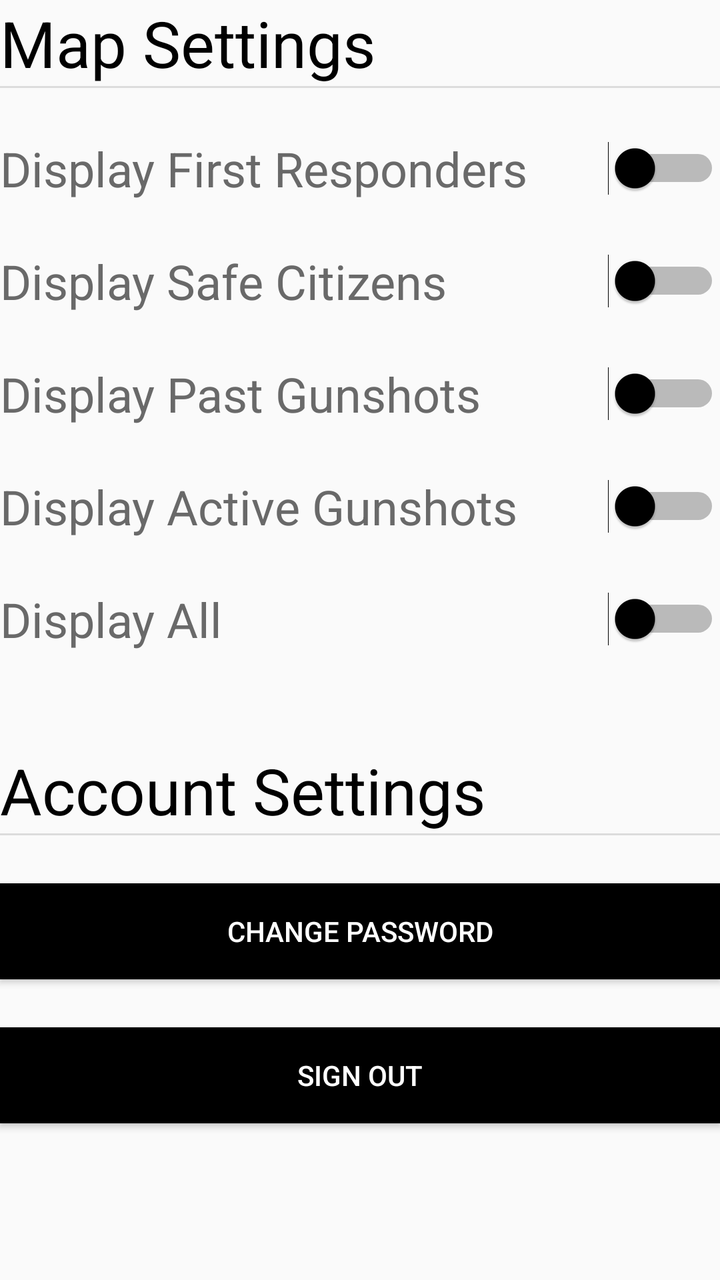
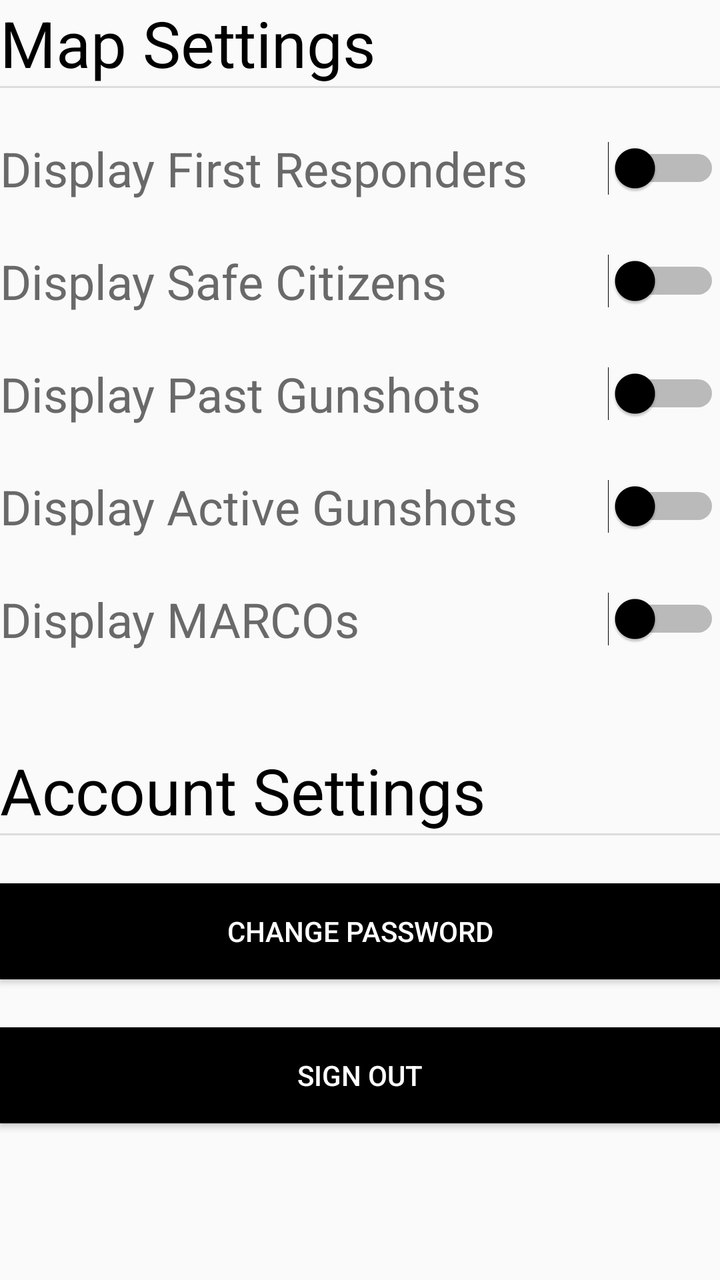

An Android layout rendered at two revisions. The XML below is the earlier revision; the diff shows what the commit changed to produce the second picture.
<!-- AndroidManifest.xml: application theme AppTheme -->
<!-- res/layout/fragment_settings.xml -->
<?xml version="1.0" encoding="utf-8"?>
<FrameLayout xmlns:android="http://schemas.android.com/apk/res/android"
    xmlns:tools="http://schemas.android.com/tools"
    android:layout_width="match_parent"
    android:layout_height="match_parent"
    tools:context=".SettingsFragment">

    <LinearLayout
        android:layout_width="match_parent"
        android:layout_height="match_parent"
        android:orientation="vertical">

        <TextView
            android:layout_width="wrap_content"
            android:layout_height="wrap_content"
            android:textColor="@color/colorPrimary"
            android:textSize="32dp"
            android:text="Map Settings"/>

        <View
            android:id="@+id/divider"
            android:layout_width="match_parent"
            android:layout_height="1dp"
            android:background="?android:attr/listDivider" />

        <Space
            android:layout_width="match_parent"
            android:layout_height="24dp" />

        <Switch
            android:id="@+id/frSwitch"
            android:layout_width="match_parent"
            android:layout_height="wrap_content"
            android:textColor="@color/backgroundGray"
            android:thumbTint="@color/colorPrimary"
            android:textSize="24dp"
            android:switchMinWidth="56dp"
            android:text="Display First Responders" />

        <Space
            android:layout_width="match_parent"
            android:layout_height="24dp" />

        <Switch
            android:id="@+id/safeSwitch"
            android:layout_width="match_parent"
            android:layout_height="wrap_content"
            android:textColor="@color/backgroundGray"
            android:thumbTint="@color/colorPrimary"
            android:textSize="24dp"
            android:switchMinWidth="56dp"
            android:text="Display Safe Citizens" />

        <Space
            android:layout_width="match_parent"
            android:layout_height="24dp" />

        <Switch
            android:id="@+id/pgsSwitch"
            android:layout_width="match_parent"
            android:layout_height="wrap_content"
            android:textColor="@color/backgroundGray"
            android:thumbTint="@color/colorPrimary"
            android:textSize="24dp"
            android:switchMinWidth="56dp"
            android:text="Display Past Gunshots" />

        <Space
            android:layout_width="match_parent"
            android:layout_height="24dp" />

        <Switch
            android:id="@+id/gsSwitch"
            android:layout_width="match_parent"
            android:layout_height="wrap_content"
            android:textColor="@color/backgroundGray"
            android:thumbTint="@color/colorPrimary"
            android:textSize="24dp"
            android:switchMinWidth="56dp"
            android:text="Display Active Gunshots" />

        <Space
            android:layout_width="match_parent"
            android:layout_height="24dp" />

        <Switch
            android:id="@+id/allSwitch"
            android:layout_width="match_parent"
            android:layout_height="wrap_content"
            android:textColor="@color/backgroundGray"
            android:thumbTint="@color/colorPrimary"
            android:textSize="24dp"
            android:switchMinWidth="56dp"
            android:text="Display All" />

        <Space
            android:layout_width="match_parent"
            android:layout_height="48dp" />

        <TextView
            android:layout_width="wrap_content"
            android:layout_height="wrap_content"
            android:textColor="@color/colorPrimary"
            android:textSize="32dp"
            android:text="Account Settings"/>

        <View
            android:id="@+id/divider2"
            android:layout_width="match_parent"
            android:layout_height="1dp"
            android:background="?android:attr/listDivider" />

        <Space
            android:layout_width="match_parent"
            android:layout_height="24dp" />

        <Button
            android:id="@+id/changePWButton"
            android:layout_width="match_parent"
            android:layout_height="wrap_content"
            android:background="#000"
            android:textColor="@color/white"
            android:text="Change Password" />

        <Space
            android:layout_width="match_parent"
            android:layout_height="24dp" />

        <Button
            android:id="@+id/soButton"
            android:layout_width="match_parent"
            android:layout_height="wrap_content"
            android:background="#000"
            android:textColor="@color/white"
            android:text="Sign Out" />

    </LinearLayout>

</FrameLayout>
<!-- resources referenced by this layout -->
<resources>
  <color name="backgroundGray">#696969</color>
  <color name="colorPrimary">#000</color>
  <color name="white">#FFFFFF</color>color&gt;
  <style name="AppTheme" parent="Theme.AppCompat.Light.DarkActionBar">
          
          <item name="colorPrimary">@color/colorPrimary</item>
          <item name="colorPrimaryDark">@color/colorPrimaryDark</item>
          <item name="colorAccent">@color/colorAccent</item>
      </style>
  <color name="colorPrimaryDark">#00574B</color>
  <color name="colorAccent">#FFFFFF</color>
</resources>

<!-- the commit's change to res/layout/fragment_settings.xml (unified diff, before → after) -->
@@ -84,14 +84,14 @@
             android:layout_height="24dp" />
 
         <Switch
-            android:id="@+id/allSwitch"
+            android:id="@+id/marcoSwitch"
             android:layout_width="match_parent"
             android:layout_height="wrap_content"
+            android:switchMinWidth="56dp"
+            android:text="Display MARCOs"
             android:textColor="@color/backgroundGray"
-            android:thumbTint="@color/colorPrimary"
             android:textSize="24dp"
-            android:switchMinWidth="56dp"
-            android:text="Display All" />
+            android:thumbTint="@color/colorPrimary" />
 
         <Space
             android:layout_width="match_parent"
